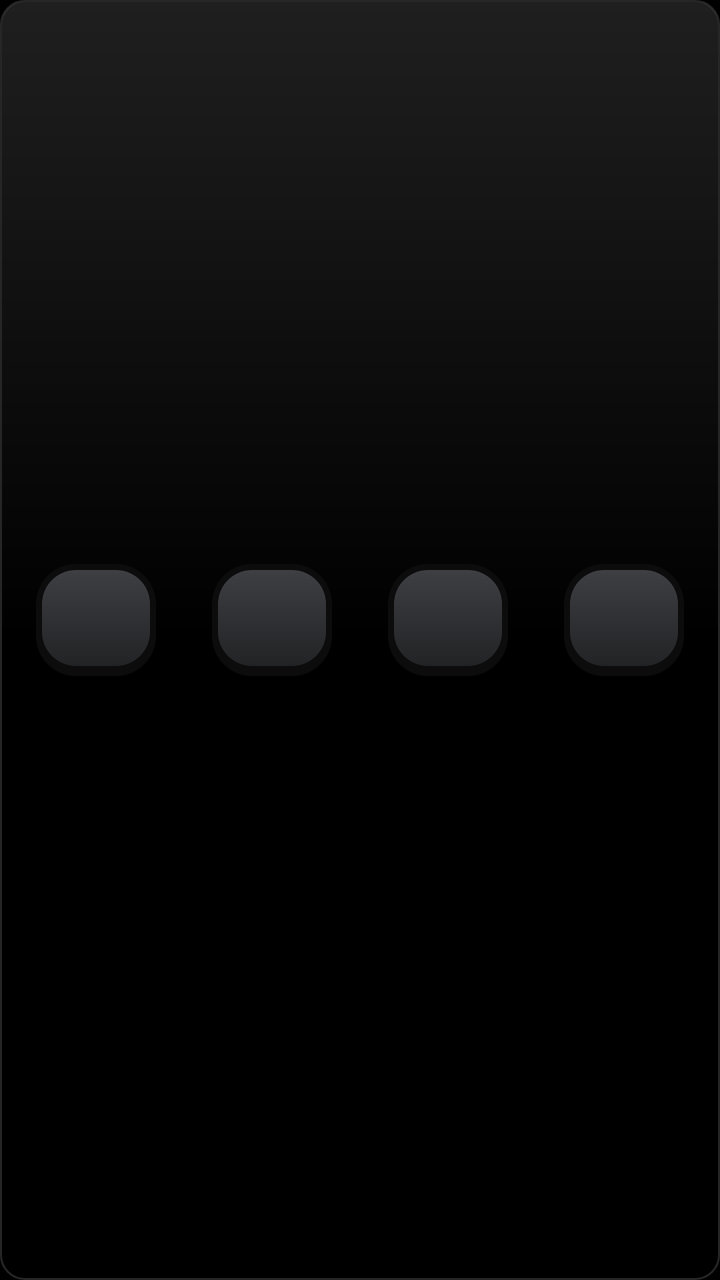
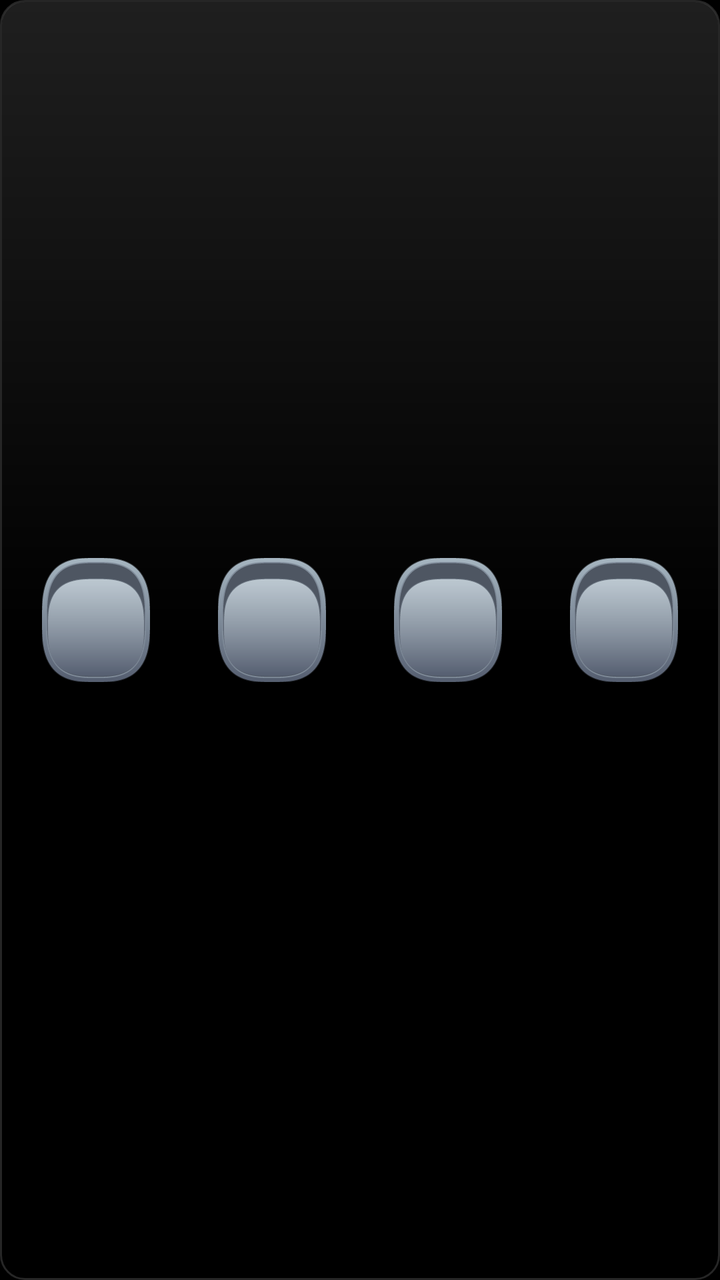

The first picture is an Android layout as it rendered before a commit; the second is the same layout after the commit. The layout source and the unified diff follow.
<!-- AndroidManifest.xml: application theme Theme.EtesianLauncher -->
<!-- res/layout/bc_toggles.xml -->
<?xml version="1.0" encoding="utf-8"?>
<LinearLayout xmlns:android="http://schemas.android.com/apk/res/android"
    android:id="@+id/bc_root" android:layout_width="match_parent" android:layout_height="match_parent"
    android:background="@drawable/belle_panel" android:gravity="center_vertical" android:orientation="horizontal" android:padding="4dp">
    <LinearLayout android:id="@+id/bc_t0" android:layout_width="0dp" android:layout_height="match_parent" android:layout_weight="1"
        android:gravity="center" android:orientation="vertical">
        <FrameLayout android:id="@+id/bc_t0_bg" android:layout_width="60dp" android:layout_height="56dp" android:background="@drawable/bc_toggle_off">
            <ImageView android:id="@+id/bc_t0_icon" android:layout_width="30dp" android:layout_height="30dp" android:layout_gravity="center"/>
        </FrameLayout>
        <TextView android:id="@+id/bc_t0_label" android:layout_width="match_parent" android:layout_height="wrap_content" android:layout_marginTop="2dp"
            android:ellipsize="end" android:gravity="center" android:maxLines="1" android:textColor="#FFFFFFFF" android:textSize="13sp" android:fontFamily="etesian-text"/>
    </LinearLayout>
    <LinearLayout android:id="@+id/bc_t1" android:layout_width="0dp" android:layout_height="match_parent" android:layout_weight="1"
        android:gravity="center" android:orientation="vertical">
        <FrameLayout android:id="@+id/bc_t1_bg" android:layout_width="60dp" android:layout_height="56dp" android:background="@drawable/bc_toggle_off">
            <ImageView android:id="@+id/bc_t1_icon" android:layout_width="30dp" android:layout_height="30dp" android:layout_gravity="center"/>
        </FrameLayout>
        <TextView android:id="@+id/bc_t1_label" android:layout_width="match_parent" android:layout_height="wrap_content" android:layout_marginTop="2dp"
            android:ellipsize="end" android:gravity="center" android:maxLines="1" android:textColor="#FFFFFFFF" android:textSize="13sp" android:fontFamily="etesian-text"/>
    </LinearLayout>
    <LinearLayout android:id="@+id/bc_t2" android:layout_width="0dp" android:layout_height="match_parent" android:layout_weight="1"
        android:gravity="center" android:orientation="vertical">
        <FrameLayout android:id="@+id/bc_t2_bg" android:layout_width="60dp" android:layout_height="56dp" android:background="@drawable/bc_toggle_off">
            <ImageView android:id="@+id/bc_t2_icon" android:layout_width="30dp" android:layout_height="30dp" android:layout_gravity="center"/>
        </FrameLayout>
        <TextView android:id="@+id/bc_t2_label" android:layout_width="match_parent" android:layout_height="wrap_content" android:layout_marginTop="2dp"
            android:ellipsize="end" android:gravity="center" android:maxLines="1" android:textColor="#FFFFFFFF" android:textSize="13sp" android:fontFamily="etesian-text"/>
    </LinearLayout>
    <LinearLayout android:id="@+id/bc_t3" android:layout_width="0dp" android:layout_height="match_parent" android:layout_weight="1"
        android:gravity="center" android:orientation="vertical">
        <FrameLayout android:id="@+id/bc_t3_bg" android:layout_width="60dp" android:layout_height="56dp" android:background="@drawable/bc_toggle_off">
            <ImageView android:id="@+id/bc_t3_icon" android:layout_width="30dp" android:layout_height="30dp" android:layout_gravity="center"/>
        </FrameLayout>
        <TextView android:id="@+id/bc_t3_label" android:layout_width="match_parent" android:layout_height="wrap_content" android:layout_marginTop="2dp"
            android:ellipsize="end" android:gravity="center" android:maxLines="1" android:textColor="#FFFFFFFF" android:textSize="13sp" android:fontFamily="etesian-text"/>
    </LinearLayout>
</LinearLayout>
<!-- resources referenced by this layout -->
<resources>
  <!-- drawable bc_toggle_off (drawable) -->
  <?xml version="1.0" encoding="utf-8"?>
  <layer-list xmlns:android="http://schemas.android.com/apk/res/android">
      <item><shape><solid android:color="#FF0C0C0D"/><corners android:radius="20dp"/></shape></item>
      <item android:left="3dp" android:right="3dp" android:top="3dp" android:bottom="5dp"><shape>
          <gradient android:angle="270" android:startColor="#FF3E3F43" android:endColor="#FF222325"/><corners android:radius="17dp"/></shape></item>
  </layer-list>
  <!-- drawable belle_panel (drawable) -->
  <?xml version="1.0" encoding="utf-8"?>
  <layer-list xmlns:android="http://schemas.android.com/apk/res/android">
      <item>
          <shape android:shape="rectangle">
              <solid android:color="#B3000000" />
              <corners android:radius="12dp" />
              <stroke android:width="1dp" android:color="#26FFFFFF" />
          </shape>
      </item>
      <item android:left="1dp" android:top="1dp" android:right="1dp" android:bottom="1dp">
          <shape android:shape="rectangle">
              <gradient android:angle="270" android:startColor="#1FFFFFFF" android:centerColor="#00FFFFFF" android:endColor="#00FFFFFF" />
              <corners android:radius="11dp" />
          </shape>
      </item>
  </layer-list>
  <style name="Theme.EtesianLauncher" parent="android:Theme.Material.NoActionBar">
          <item name="android:windowBackground">@android:color/black</item>
          <item name="android:colorBackground">@android:color/black</item>
          <item name="android:statusBarColor">@android:color/transparent</item>
          <item name="android:navigationBarColor">@android:color/transparent</item>
          <item name="android:windowLightStatusBar">false</item>
          <item name="android:windowShowWallpaper">false</item>
          <item name="android:colorAccent">#FF00A5E5</item>
      </style>
</resources>

<!-- the commit's change to res/layout/bc_toggles.xml (unified diff, before → after) -->
@@ -4,32 +4,32 @@
     android:background="@drawable/belle_panel" android:gravity="center_vertical" android:orientation="horizontal" android:padding="4dp">
     <LinearLayout android:id="@+id/bc_t0" android:layout_width="0dp" android:layout_height="match_parent" android:layout_weight="1"
         android:gravity="center" android:orientation="vertical">
-        <FrameLayout android:id="@+id/bc_t0_bg" android:layout_width="60dp" android:layout_height="56dp" android:background="@drawable/bc_toggle_off">
-            <ImageView android:id="@+id/bc_t0_icon" android:layout_width="30dp" android:layout_height="30dp" android:layout_gravity="center"/>
+        <FrameLayout android:id="@+id/bc_t0_bg" android:layout_width="54dp" android:layout_height="62dp" android:background="@drawable/bc_toggle_off">
+            <ImageView android:id="@+id/bc_t0_icon" android:layout_width="28dp" android:layout_height="28dp" android:layout_gravity="center"/>
         </FrameLayout>
         <TextView android:id="@+id/bc_t0_label" android:layout_width="match_parent" android:layout_height="wrap_content" android:layout_marginTop="2dp"
             android:ellipsize="end" android:gravity="center" android:maxLines="1" android:textColor="#FFFFFFFF" android:textSize="13sp" android:fontFamily="etesian-text"/>
     </LinearLayout>
     <LinearLayout android:id="@+id/bc_t1" android:layout_width="0dp" android:layout_height="match_parent" android:layout_weight="1"
         android:gravity="center" android:orientation="vertical">
-        <FrameLayout android:id="@+id/bc_t1_bg" android:layout_width="60dp" android:layout_height="56dp" android:background="@drawable/bc_toggle_off">
-            <ImageView android:id="@+id/bc_t1_icon" android:layout_width="30dp" android:layout_height="30dp" android:layout_gravity="center"/>
+        <FrameLayout android:id="@+id/bc_t1_bg" android:layout_width="54dp" android:layout_height="62dp" android:background="@drawable/bc_toggle_off">
+            <ImageView android:id="@+id/bc_t1_icon" android:layout_width="28dp" android:layout_height="28dp" android:layout_gravity="center"/>
         </FrameLayout>
         <TextView android:id="@+id/bc_t1_label" android:layout_width="match_parent" android:layout_height="wrap_content" android:layout_marginTop="2dp"
             android:ellipsize="end" android:gravity="center" android:maxLines="1" android:textColor="#FFFFFFFF" android:textSize="13sp" android:fontFamily="etesian-text"/>
     </LinearLayout>
     <LinearLayout android:id="@+id/bc_t2" android:layout_width="0dp" android:layout_height="match_parent" android:layout_weight="1"
         android:gravity="center" android:orientation="vertical">
-        <FrameLayout android:id="@+id/bc_t2_bg" android:layout_width="60dp" android:layout_height="56dp" android:background="@drawable/bc_toggle_off">
-            <ImageView android:id="@+id/bc_t2_icon" android:layout_width="30dp" android:layout_height="30dp" android:layout_gravity="center"/>
+        <FrameLayout android:id="@+id/bc_t2_bg" android:layout_width="54dp" android:layout_height="62dp" android:background="@drawable/bc_toggle_off">
+            <ImageView android:id="@+id/bc_t2_icon" android:layout_width="28dp" android:layout_height="28dp" android:layout_gravity="center"/>
         </FrameLayout>
         <TextView android:id="@+id/bc_t2_label" android:layout_width="match_parent" android:layout_height="wrap_content" android:layout_marginTop="2dp"
             android:ellipsize="end" android:gravity="center" android:maxLines="1" android:textColor="#FFFFFFFF" android:textSize="13sp" android:fontFamily="etesian-text"/>
     </LinearLayout>
     <LinearLayout android:id="@+id/bc_t3" android:layout_width="0dp" android:layout_height="match_parent" android:layout_weight="1"
         android:gravity="center" android:orientation="vertical">
-        <FrameLayout android:id="@+id/bc_t3_bg" android:layout_width="60dp" android:layout_height="56dp" android:background="@drawable/bc_toggle_off">
-            <ImageView android:id="@+id/bc_t3_icon" android:layout_width="30dp" android:layout_height="30dp" android:layout_gravity="center"/>
+        <FrameLayout android:id="@+id/bc_t3_bg" android:layout_width="54dp" android:layout_height="62dp" android:background="@drawable/bc_toggle_off">
+            <ImageView android:id="@+id/bc_t3_icon" android:layout_width="28dp" android:layout_height="28dp" android:layout_gravity="center"/>
         </FrameLayout>
         <TextView android:id="@+id/bc_t3_label" android:layout_width="match_parent" android:layout_height="wrap_content" android:layout_marginTop="2dp"
             android:ellipsize="end" android:gravity="center" android:maxLines="1" android:textColor="#FFFFFFFF" android:textSize="13sp" android:fontFamily="etesian-text"/>
<!-- resource entries referenced after the edit -->
@@ -1,12 +1,6 @@
 <!-- resources referenced by this layout -->
 <resources>
-  <!-- drawable bc_toggle_off (drawable) -->
-  <?xml version="1.0" encoding="utf-8"?>
-  <layer-list xmlns:android="http://schemas.android.com/apk/res/android">
-      <item><shape><solid android:color="#FF0C0C0D"/><corners android:radius="20dp"/></shape></item>
-      <item android:left="3dp" android:right="3dp" android:top="3dp" android:bottom="5dp"><shape>
-          <gradient android:angle="270" android:startColor="#FF3E3F43" android:endColor="#FF222325"/><corners android:radius="17dp"/></shape></item>
-  </layer-list>
+  <!-- drawable bc_toggle_off: vector/xml drawable (drawable, 5881 chars, omitted) -->
   <!-- drawable belle_panel (drawable) -->
   <?xml version="1.0" encoding="utf-8"?>
   <layer-list xmlns:android="http://schemas.android.com/apk/res/android">
